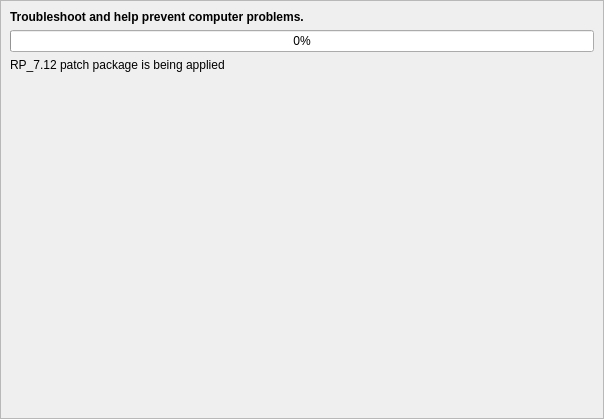
The window that src/app/repairwizardpage.ui (august-alt/alt-diagnostic-tool) describes before a commit, drawn with Qt 5.
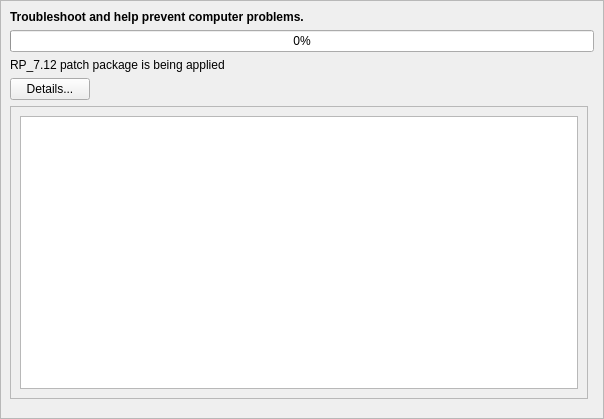
The same window after the commit.

Commit message: feat: add detail push button, scroll area, text edit

Patch:
```diff
--- a/src/app/repairwizardpage.ui
+++ b/src/app/repairwizardpage.ui
@@ -53,6 +53,19 @@
       <property name="spacing">
        <number>6</number>
       </property>
+      <item row="6" column="0">
+       <widget class="QPushButton" name="detailPushButton">
+        <property name="sizePolicy">
+         <sizepolicy hsizetype="Maximum" vsizetype="Fixed">
+          <horstretch>0</horstretch>
+          <verstretch>0</verstretch>
+         </sizepolicy>
+        </property>
+        <property name="text">
+         <string>Details...</string>
+        </property>
+       </widget>
+      </item>
       <item row="1" column="0">
        <widget class="QLabel" name="topLabel">
         <property name="font">
@@ -66,22 +79,18 @@
         </property>
        </widget>
       </item>
-      <item row="3" column="0" colspan="2">
-       <widget class="QLabel" name="statusLabel">
-        <property name="text">
-         <string>RP_7.12 patch package is being applied</string>
-        </property>
-       </widget>
-      </item>
-      <item row="6" column="0" colspan="2">
+      <item row="8" column="0" colspan="2">
        <spacer name="verticalSpacer">
         <property name="orientation">
          <enum>Qt::Vertical</enum>
         </property>
+        <property name="sizeType">
+         <enum>QSizePolicy::Maximum</enum>
+        </property>
         <property name="sizeHint" stdset="0">
          <size>
           <width>548</width>
-          <height>267</height>
+          <height>10</height>
          </size>
         </property>
        </spacer>
@@ -93,6 +102,35 @@
         </property>
        </widget>
       </item>
+      <item row="3" column="0" colspan="2">
+       <widget class="QLabel" name="statusLabel">
+        <property name="text">
+         <string>RP_7.12 patch package is being applied</string>
+        </property>
+       </widget>
+      </item>
+      <item row="7" column="0">
+       <widget class="QScrollArea" name="detailScrollArea">
+        <property name="widgetResizable">
+         <bool>true</bool>
+        </property>
+        <widget class="QWidget" name="scrollAreaWidgetContents">
+         <property name="geometry">
+          <rect>
+           <x>0</x>
+           <y>0</y>
+           <width>572</width>
+           <height>267</height>
+          </rect>
+         </property>
+         <layout class="QGridLayout" name="gridLayout_3">
+          <item row="0" column="0">
+           <widget class="QTextEdit" name="detailTextEdit"/>
+          </item>
+         </layout>
+        </widget>
+       </widget>
+      </item>
      </layout>
     </widget>
    </item>
```
The commit also changes 1 other file.
